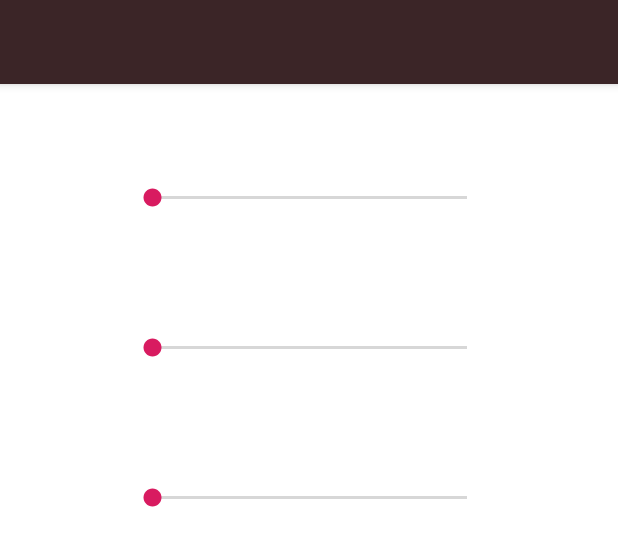
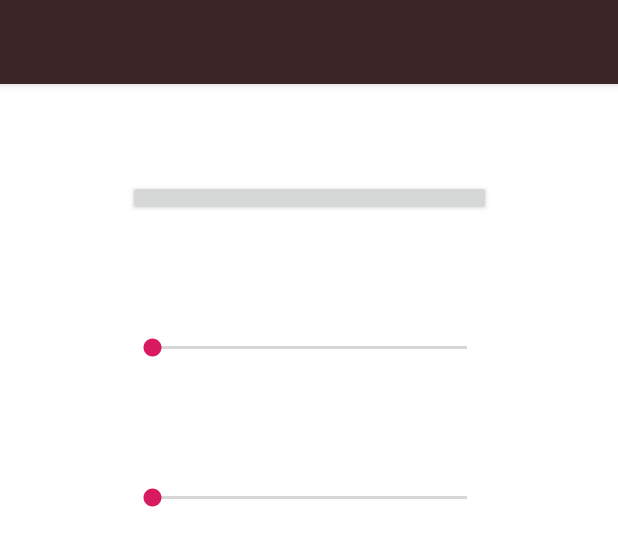
Before and after one commit to Tuddy18/android_3DMouse, an Android app: the layout settings.xml on its own in the app's theme, with its tools: preview values and no code run, on a phone screen of 412 x 824 dp. Shown: the top 546 px of the screen. Run offline under Robolectric (Android 15) with nearby library versions, the phone set to English and light mode, and no system bars.

Commit message:
colorPicker

```diff
--- a/app/src/main/res/layout/settings.xml
+++ b/app/src/main/res/layout/settings.xml
@@ -25,22 +25,24 @@
 
     </android.support.design.widget.AppBarLayout>
 
-    <SeekBar
-        android:id="@+id/slider"
+
+    <Button
+        android:id="@+id/color"
         android:layout_width="242dp"
         android:layout_height="24dp"
         android:layout_marginTop="120dp"
         app:layout_constraintEnd_toEndOf="parent"
         app:layout_constraintHorizontal_bias="0.502"
         app:layout_constraintStart_toStartOf="parent"
-        app:layout_constraintTop_toTopOf="parent" />
+        app:layout_constraintTop_toTopOf="parent"
+        />
 
     <TextView
         android:id="@+id/sliderText"
         android:layout_width="wrap_content"
         android:layout_height="wrap_content"
         android:text=""
-        app:layout_constraintBottom_toBottomOf="@+id/slider"
+        app:layout_constraintBottom_toBottomOf="@+id/color"
         app:layout_constraintHorizontal_bias="0.654"
         app:layout_constraintLeft_toLeftOf="parent"
         app:layout_constraintRight_toRightOf="parent"
```
Also changed, not shown: app/src/main/java/com/example/firstapp/activities/SettingsActivity.java (+7 -19 lines).
